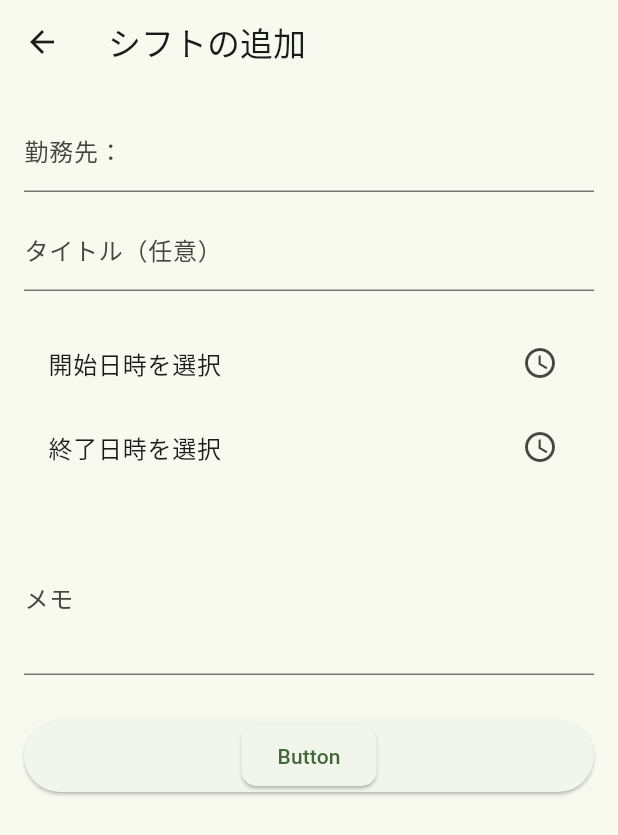
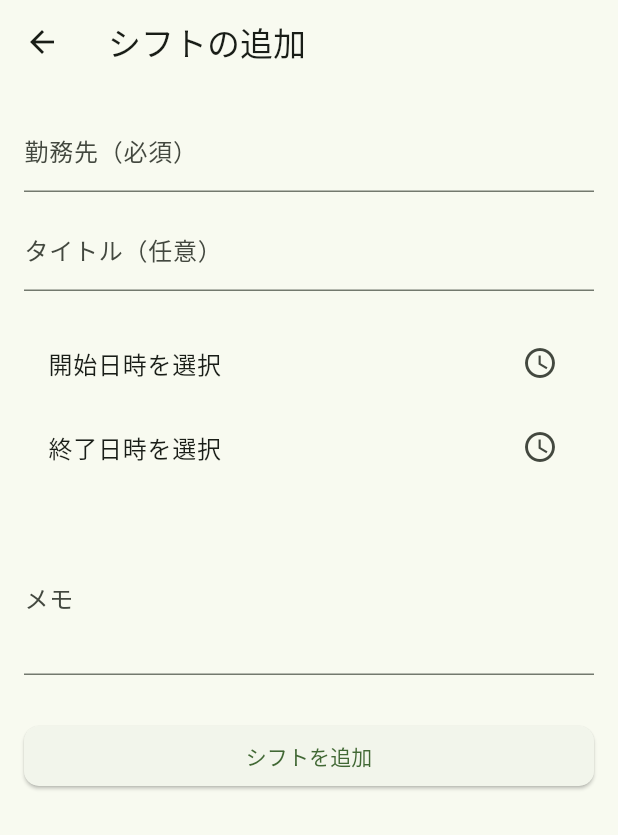
Before and after one commit to KotaWata223/flutter_application, a Flutter app: the AddShiftPage screen opened directly, on a phone screen of 412 x 824 dp. Shown: the top 835 px of the screen. Run offline on Flutter 3.47's test engine with Material 3 defaults, Android fonts, the phone set to English and light mode, and no system bars; our stand-ins replace cloud_firestore, firebase_auth, firebase_core, flutter_datetime_picker_plus, table_calendar; accounts and stored records are empty.

Commit message:
テーブルにシフト追加成功

```diff
--- a/lib/src/screens/AddShift.dart
+++ b/lib/src/screens/AddShift.dart
@@ -1,7 +1,6 @@
 import 'package:flutter/material.dart';
-import 'package:flutter_application_2/src/screens/HomePage.dart';
-import 'package:flutter_datetime_picker_plus/flutter_datetime_picker_plus.dart'
-    as dtp;
+import 'package:flutter_datetime_picker_plus/flutter_datetime_picker_plus.dart' as dtp;
+import 'package:cloud_firestore/cloud_firestore.dart';
 
 class AddShiftPage extends StatefulWidget {
   @override
@@ -9,6 +8,11 @@ class AddShiftPage extends StatefulWidget {
 }
 
 class _ShiftInputPageState extends State<AddShiftPage> {
+  final TextEditingController _titleContentController = TextEditingController();
+  final TextEditingController _memoContentController = TextEditingController();
+
+  final CollectionReference _shifts = FirebaseFirestore.instance.collection('shifts');
+
   DateTime? _startDateTime;
   DateTime? _endDateTime;
   String? _title;
@@ -23,69 +27,81 @@ class _ShiftInputPageState extends State<AddShiftPage> {
         child: ListView(
           children: [
             TextField(
-              decoration: const InputDecoration(labelText: '勤務先：'),
+              decoration: const InputDecoration(labelText: '勤務先（必須）'),
               onChanged: (val) => _title = val,
             ),
             const SizedBox(height: 10),
             TextField(
+              controller: _titleContentController,
               decoration: const InputDecoration(labelText: 'タイトル（任意）'),
-              onChanged: (val) => _title = val,
             ),
             const SizedBox(height: 20),
             ListTile(
               title: Text(_startDateTime == null
                   ? '開始日時を選択'
-                  : '開始: ${_startDateTime.toString().substring(0, 16)
-}'),
+                  : '開始: ${_startDateTime.toString().substring(0, 16)}'),
               trailing: const Icon(Icons.access_time),
               onTap: () {
-                dtp.DatePicker.showDateTimePicker(context,
+                dtp.DatePicker.showDateTimePicker(
+                  context,
                   locale: dtp.LocaleType.jp,
                   showTitleActions: true,
-                    currentTime: DateTime.now(), onConfirm: (date) {
+                  currentTime: DateTime.now(),
+                  onConfirm: (date) {
                     setState(() => _startDateTime = date);
-                });
+                  },
+                );
               },
             ),
             ListTile(
               title: Text(_endDateTime == null
                   ? '終了日時を選択'
-                  : '終了: ${_endDateTime.toString().substring(0, 16)
-}'),
+                  : '終了: ${_endDateTime.toString().substring(0, 16)}'),
               trailing: const Icon(Icons.access_time),
               onTap: () {
-                dtp.DatePicker.showDateTimePicker(context,
+                dtp.DatePicker.showDateTimePicker(
+                  context,
                   locale: dtp.LocaleType.jp,
                   showTitleActions: true,
-                    currentTime: DateTime.now(), onConfirm: (date) {
+                  currentTime: DateTime.now(),
+                  onConfirm: (date) {
                     setState(() => _endDateTime = date);
-                });
+                  },
+                );
               },
             ),
             const SizedBox(height: 20),
             TextField(
+              controller: _memoContentController,
               decoration: const InputDecoration(labelText: 'メモ'),
               maxLines: 3,
               onChanged: (val) => _memo = val,
             ),
             const SizedBox(height: 30),
             ElevatedButton(
-              onPressed: () {
-                // 保存処理など
-                print(
-                    '保存: $_startDateTime - $_endDateTime\nタイトル: $_title\nメモ: $_memo');
-              },
-              child: ElevatedButton(
-                child: const Text('Button'),
+              child: const Text('シフトを追加'),
               style: ElevatedButton.styleFrom(
                 shape: RoundedRectangleBorder(
                   borderRadius: BorderRadius.circular(10),
                 ),
               ),
-                onPressed: () {
+              onPressed: () async {
+                if (_startDateTime == null || _endDateTime == null || _title == null || _title!.isEmpty) {
+                  ScaffoldMessenger.of(context).showSnackBar(
+                    const SnackBar(content: Text('勤務先・開始・終了の入力は必須です')),
+                  );
+                  return;
+                }
+
+                await _shifts.add({
+                  'title': _title,
+                  'starttime': _startDateTime!.toIso8601String().substring(0, 16),
+                  'endtime': _endDateTime!.toIso8601String().substring(0, 16),
+                  'memo': _memo ?? '',
+                });
+
                 Navigator.pop(context);
               },
-              ),
             ),
           ],
         ),
--- a/pubspec.yaml
+++ b/pubspec.yaml
@@ -47,7 +47,7 @@ dependencies:
   flutter_localization: ^0.3.2
   table_calendar: ^3.0.0
   firebase_auth: ^5.5.4
-  firebase_core: ^3.13.1
+  firebase_core: ^3.14.0
   flutterfire_cli: ^1.0.0
   freezed_annotation: ^3.0.0
   json_annotation: ^4.9.0
```
Lines whose indentation alone changed are shown as unchanged.
